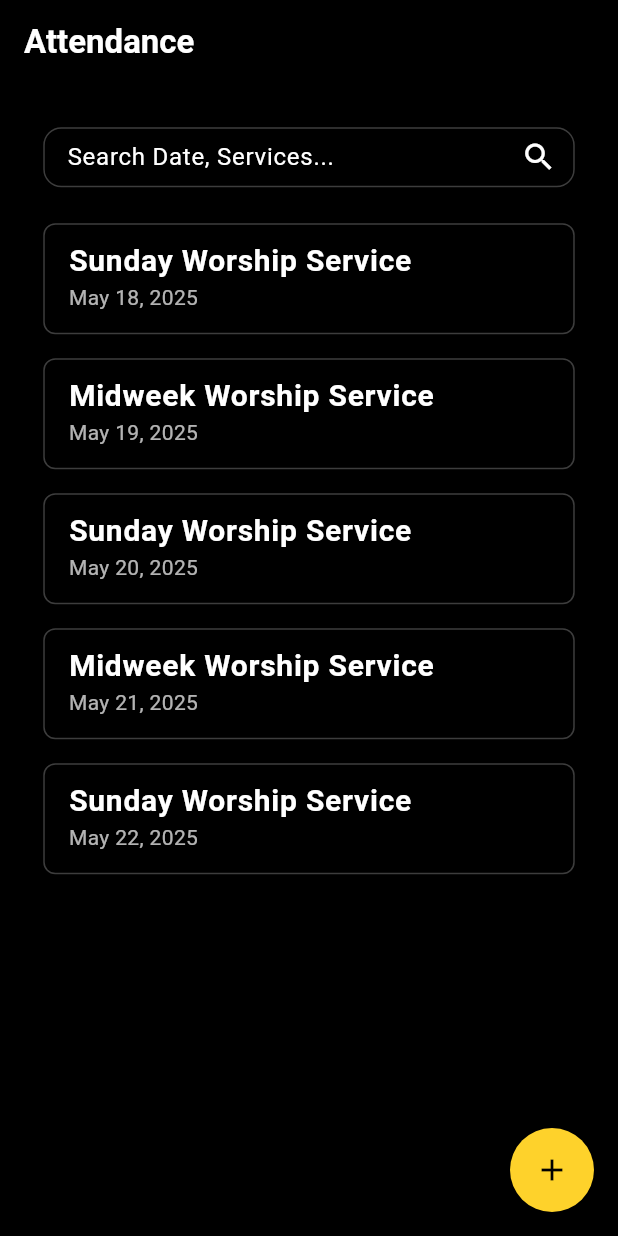
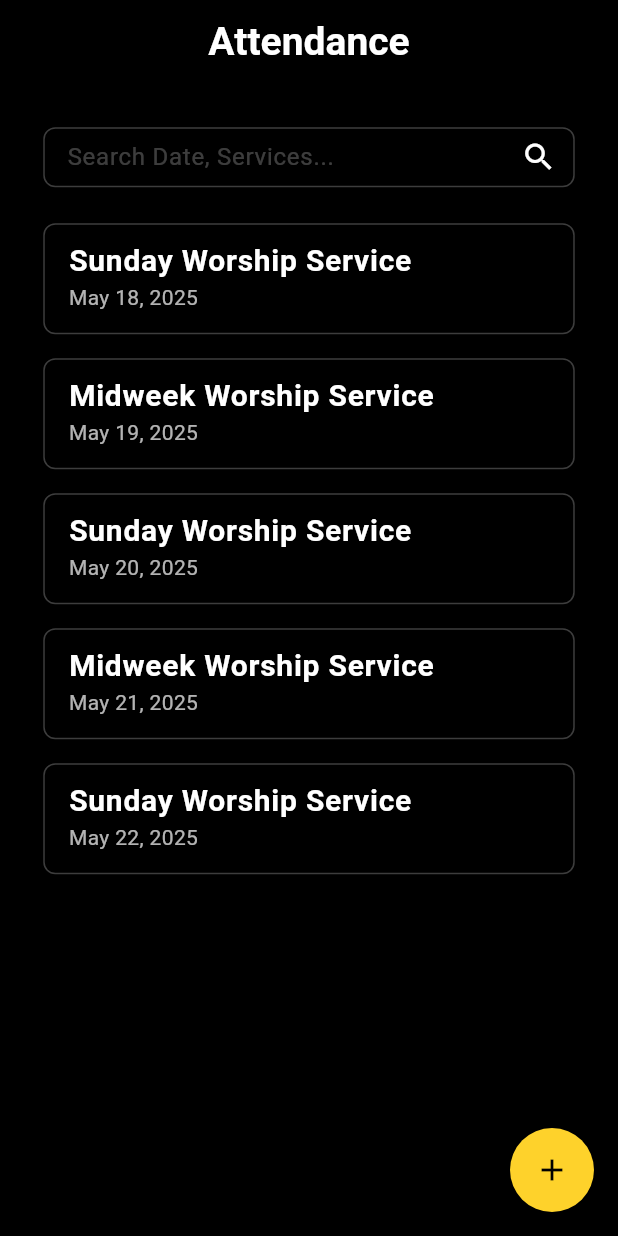
Before and after one commit to drxerxes1/attendance, a Flutter app: the screen it shows after launch, on a phone screen of 412 x 824 dp. Run offline on Flutter 3.47's test engine with Material 3 defaults, Android fonts, the light colour scheme and no system bars; our stand-ins replace get, hive; accounts and stored records are empty; statements that could not run were skipped.

Commit message:
Add Service UI and Widgets

```diff
--- /dev/null
+++ b/lib/helper/widgets/custom_app_bar.dart
@@ -0,0 +1,29 @@
+import 'package:flutter/material.dart';
+
+class CustomAppBar extends StatelessWidget implements PreferredSizeWidget {
+  final String title;
+  final List<Widget>? actions;
+  final bool centerTitle;
+
+  const CustomAppBar({
+    super.key,
+    required this.title,
+    this.actions,
+    this.centerTitle = true,
+  });
+
+  @override
+  Widget build(BuildContext context) {
+    return AppBar(
+      title: Text(
+        title,
+        style: const TextStyle(fontWeight: FontWeight.bold, fontSize: 26),
+      ),
+      centerTitle: centerTitle,
+      actions: actions,
+    );
+  }
+
+  @override
+  Size get preferredSize => const Size.fromHeight(kToolbarHeight);
+}
--- a/lib/screen/home_screen.dart
+++ b/lib/screen/home_screen.dart
@@ -1,8 +1,12 @@
 import 'package:attendance/helper/global.dart';
 import 'package:attendance/helper/pref.dart';
 import 'package:attendance/helper/static_data.dart';
+import 'package:attendance/helper/widgets/custom_app_bar.dart';
 import 'package:flutter/material.dart';
 import 'package:flutter/services.dart';
+import 'package:get/get.dart';
+
+import 'add_service_screen.dart';
 
 class HomeScreen extends StatefulWidget {
   const HomeScreen({super.key});
@@ -44,12 +48,7 @@ class _HomeScreenState extends State<HomeScreen> {
     mq = MediaQuery.sizeOf(context);
 
     return Scaffold(
-      appBar: AppBar(
-        title: const Text(
-          appName,
-          style: TextStyle(fontWeight: FontWeight.bold),
-        ),
-      ),
+      appBar: const CustomAppBar(title: appName),
       body: GestureDetector(
         onTap: () => FocusScope.of(context).unfocus(),
         child: Padding(
@@ -63,16 +62,17 @@ class _HomeScreenState extends State<HomeScreen> {
                   controller: _searchController,
                   decoration: InputDecoration(
                     hintText: 'Search Date, Services...',
+                    hintStyle: const TextStyle(color: Colors.white24),
                     suffixIcon: const Icon(Icons.search),
                     enabledBorder: OutlineInputBorder(
-                      borderRadius: BorderRadius.circular(12),
+                      borderRadius: BorderRadius.circular(8),
                       borderSide: const BorderSide(
                         color: Colors.white24,
                         width: 1.0,
                       ),
                     ),
                     focusedBorder: OutlineInputBorder(
-                      borderRadius: BorderRadius.circular(12),
+                      borderRadius: BorderRadius.circular(8),
                       borderSide: const BorderSide(
                         color: primaryColor,
                         width: 1.0,
@@ -123,7 +123,9 @@ class _HomeScreenState extends State<HomeScreen> {
         ),
       ),
       floatingActionButton: FloatingActionButton(
-        onPressed: () {},
+        onPressed: () {
+          Get.to(() => const AddServiceScreen());
+        },
         shape: const CircleBorder(),
         backgroundColor: primaryColor,
         child: const Icon(Icons.add),
```
Also changed, not shown: lib/helper/widgets/custom_text_field.dart (added, +68 -0 lines), lib/screen/add_service_screen.dart (added, +43 -0 lines).
